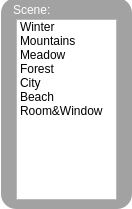
Before: the Qt Designer form Scripts/Scene.ui in Plij/Oulutest, drawn with Qt 5.
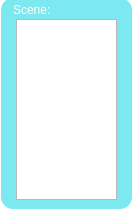
After: the same form once the commit is applied.

Patch:
```diff
--- a/Scripts/Scene.ui
+++ b/Scripts/Scene.ui
@@ -18,7 +18,8 @@
   </property>
   <property name="styleSheet">
    <string notr="true">QWidget#Scene{ background-color: transparent;}
-QFrame#frame{ background-color: rgba(136, 136, 136, 200); border-radius: 15px; }</string>
+QFrame#frame { background-color: rgba(33, 217, 229, 150);
+ border-radius: 12px;}</string>
   </property>
   <widget class="QFrame" name="frame">
    <property name="geometry">
@@ -60,41 +61,6 @@
     <property name="mouseTracking">
      <bool>true</bool>
     </property>
-    <item>
-     <property name="text">
-      <string>Winter</string>
-     </property>
-    </item>
-    <item>
-     <property name="text">
-      <string>Mountains</string>
-     </property>
-    </item>
-    <item>
-     <property name="text">
-      <string>Meadow</string>
-     </property>
-    </item>
-    <item>
-     <property name="text">
-      <string>Forest</string>
-     </property>
-    </item>
-    <item>
-     <property name="text">
-      <string>City</string>
-     </property>
-    </item>
-    <item>
-     <property name="text">
-      <string>Beach</string>
-     </property>
-    </item>
-    <item>
-     <property name="text">
-      <string>Room&amp;Window</string>
-     </property>
-    </item>
    </widget>
   </widget>
  </widget>
```
